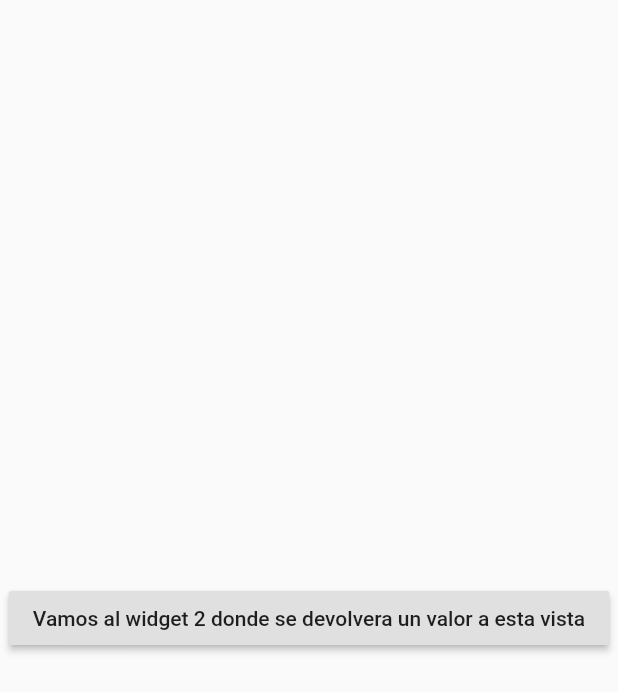
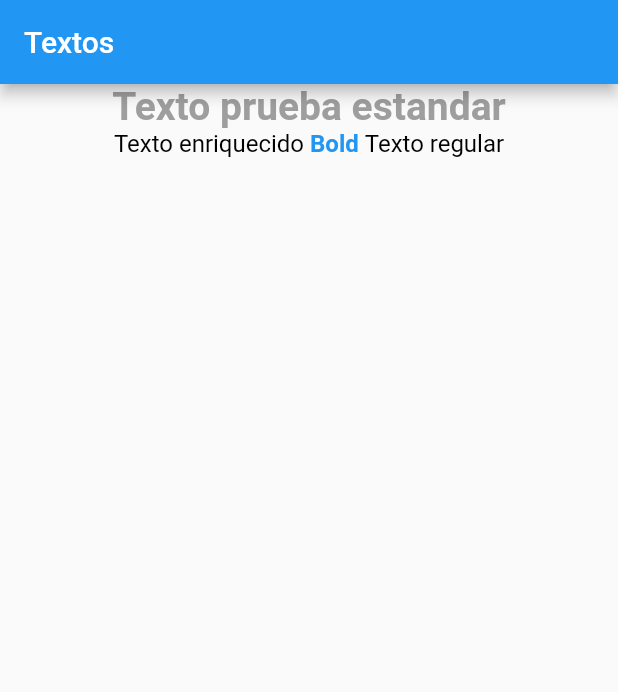
Before and after one commit to GiovanniSolano/Componentes-b-sicos---Flutter, a Flutter app: the screen it shows after launch, on a phone screen of 412 x 824 dp. Shown: the top 692 px of the screen. Run offline on Flutter 3.47's test engine with Material 2 defaults, Android fonts, the phone set to English and light mode, and no system bars.

Commit message:
Componenets basicos - Text

```diff
--- /dev/null
+++ b/lib/components/text.dart
@@ -0,0 +1,48 @@
+import 'package:flutter/material.dart';
+
+class MyTextWidget extends StatefulWidget {
+  @override
+  _MyTextWidgetState createState() => _MyTextWidgetState();
+}
+
+class _MyTextWidgetState extends State<MyTextWidget> {
+  @override
+  Widget build(BuildContext context) {
+    return Scaffold(
+      appBar: AppBar(title: Text('Textos')),
+      body: Column(
+        children: <Widget>[
+          // texto estandar - un estilo
+
+          SizedBox(
+            width: MediaQuery.of(context).size.width,
+            child: Text(
+              'Texto prueba estandar',
+              textAlign: TextAlign.center,
+              style: TextStyle(
+                  fontWeight: FontWeight.bold,
+                  fontSize: 26,
+                  color: Colors.grey),
+            ),
+          ),
+
+          //Texto enriquecido. Permite mostrar cadenas de texto con diferentes estilos
+          RichText(
+              text: TextSpan(
+                  text: 'Texto enriquecido',
+                  style: TextStyle(
+                      fontSize: 16,
+                      fontStyle: FontStyle.normal,
+                      color: Colors.black),
+                  children: <TextSpan>[
+                TextSpan(
+                    text: ' Bold ',
+                    style: TextStyle(
+                        fontWeight: FontWeight.bold, color: Colors.blue)),
+                TextSpan(text: 'Texto regular')
+              ]))
+        ],
+      ),
+    );
+  }
+}
--- a/lib/main.dart
+++ b/lib/main.dart
@@ -1,6 +1,7 @@
 import 'package:components/WidgetArgument.dart';
 import 'package:components/components/WidgetScreen2.dart';
 import 'package:components/components/secondpage.dart';
+import 'package:components/components/text.dart';
 import 'package:flutter/material.dart';
 
 import 'components/gridview.dart';
@@ -29,7 +30,7 @@ class MyApp extends StatelessWidget {
       //   '/': (context) => FirstPage(),
       //   '/secondPage': (context) => SecondPage()
       // },
-      home: MyHomePage(),
+      home: MyTextWidget(),
     );
   }
 }
```
